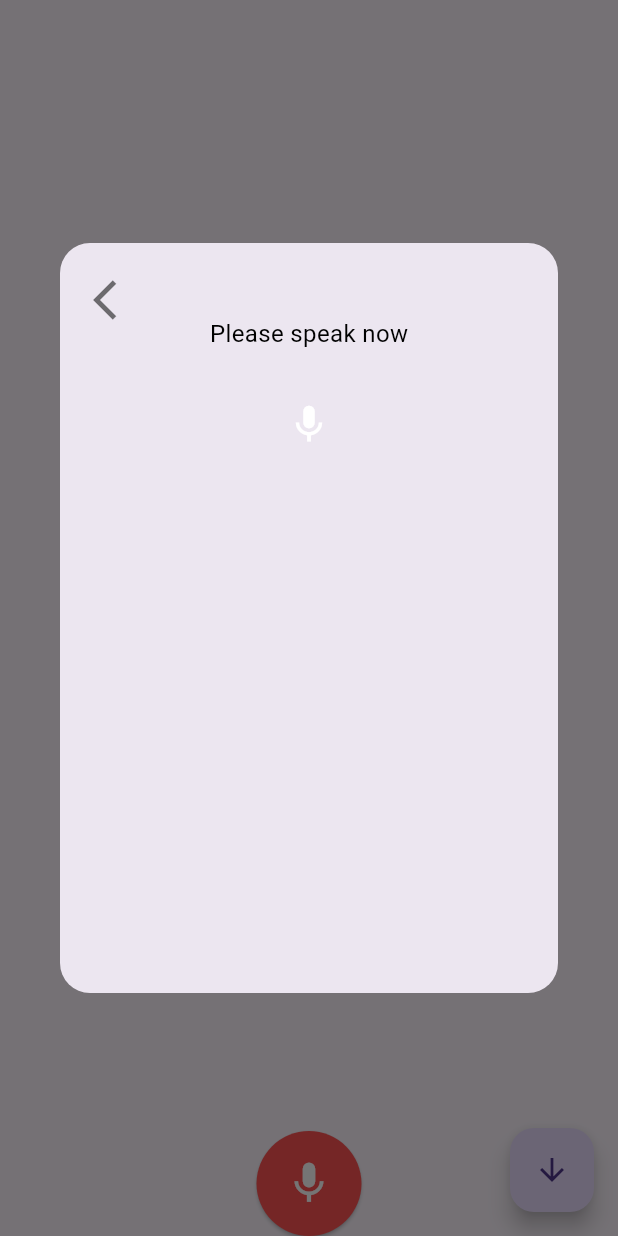
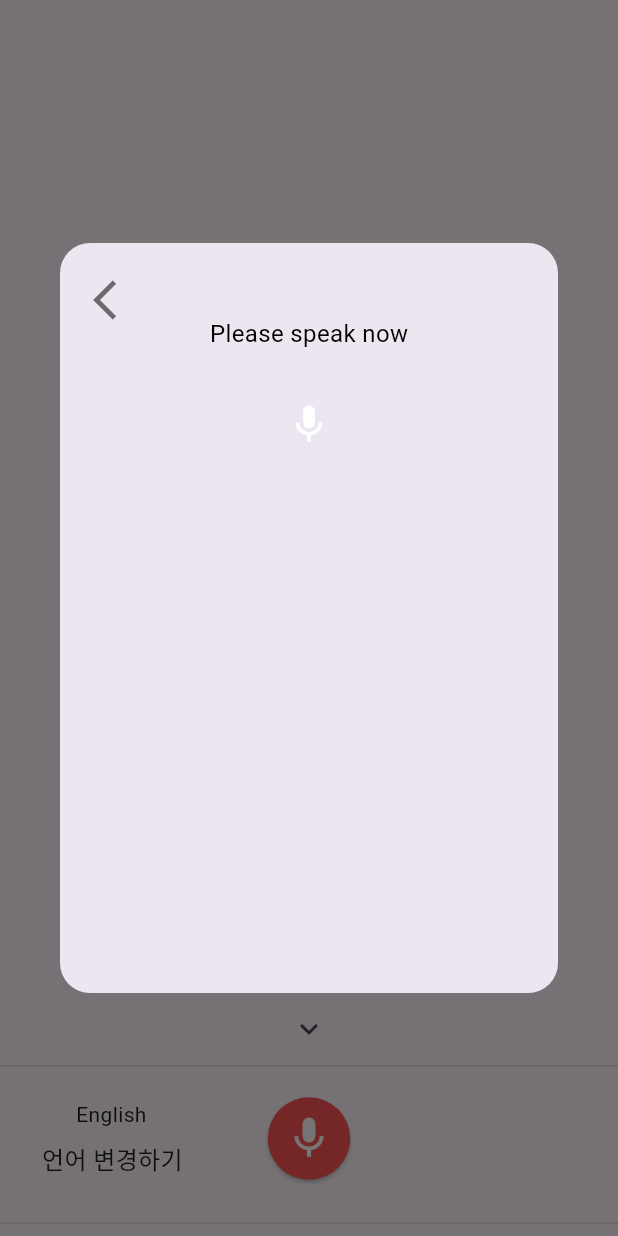
Before and after one commit to kangbba/chatus, a Flutter app: the DialoguePage screen opened directly with empty values, after a tap on the "mic" icon, on a phone screen of 412 x 824 dp. Run offline on Flutter 3.47's test engine with Material 3 defaults, Android fonts, the phone set to English and light mode, and no system bars; our stand-ins replace cloud_firestore, firebase_auth, firebase_core, flutter_slidable, flutter_tts, fluttertoast and 5 more; missing offline and left inert: flutter_network_connectivity, google_cloud_translation, simple_ripple_animation; accounts and stored records are empty; statements that could not run were skipped.

Commit message:
스크롤 기능 수정

```diff
--- a/project/chatus/lib/classes/language_select_control.dart
+++ b/project/chatus/lib/classes/language_select_control.dart
@@ -46,7 +46,7 @@ class LanguageSelectControl with ChangeNotifier{
     return _instance!;
   }
 
-  late TranslateLanguage initialMyTranslateLanguage = TranslateLanguage.chinese;
+  late TranslateLanguage initialMyTranslateLanguage = TranslateLanguage.english;
 
   late LanguageItem _myLanguageItem = findLanguageItemByTranslateLanguage(initialMyTranslateLanguage);
   LanguageItem get myLanguageItem{
--- a/project/chatus/lib/screen_pages/dialogue_page.dart
+++ b/project/chatus/lib/screen_pages/dialogue_page.dart
@@ -1,11 +1,12 @@
 import 'dart:async';
 import 'package:chatus/classes/room_settings.dart';
+import 'package:chatus/custom_widget/sayne_separator.dart';
 import 'package:flutter/material.dart';
-import 'package:flutter/scheduler.dart';
 import 'package:flutter_tts/flutter_tts.dart';
 import 'package:intl/intl.dart';
 import 'package:loading_animation_widget/loading_animation_widget.dart';
 import 'package:simple_ripple_animation/simple_ripple_animation.dart';
+import 'package:scrollable_positioned_list/scrollable_positioned_list.dart'; // 추가된 패키지 import
 import '../classes/chat_room.dart';
 import '../classes/dialogue.dart';
 import '../classes/user_model.dart';
@@ -13,6 +14,7 @@ import '../custom_widget/dialogue_tile.dart';
 import '../managers/my_auth_provider.dart';
 import '../managers/translate_by_googleserver.dart';
 import '../classes/language_select_control.dart';
+import '../screens/language_select_screen.dart';
 import '../screens/speech_recognition_popup.dart';
 
 class DialoguePage extends StatefulWidget {
@@ -28,17 +30,17 @@ class _AudiencePageState extends State<DialoguePage> {
   final LanguageSelectControl languageSelectControl = LanguageSelectControl.instance;
   final TranslateByGoogleServer googleTranslator = TranslateByGoogleServer();
   final FlutterTts tts = FlutterTts();
+  final ItemScrollController _itemScrollController = ItemScrollController();
+  Map<int, UserModel?> cachedUserModels = {}; // index별로 user data cache 유지
+
+  List<Dialogue> dialogues = [];
+  Map<String, Map<String, String>> translatedDialogues = {};
+  bool isLoading = true;
+  bool isRecordingBtnPressed = false;
 
   StreamSubscription<List<Dialogue>>? _dialogueSubscription;
-  Map<String, Map<String, String>> translatedDialogues = {}; // 번역된 텍스트와 언어 코드 저장
-  List<Dialogue> dialogues = [];
-  ScrollController _scrollController = ScrollController();
-
   StreamSubscription<LanguageItem>? _languageSubscription;
   LanguageItem? curLangItem;
-
-  bool isLoading = true;
-  bool isRecordingBtnPressed = false;
 
   @override
   void initState() {
@@ -46,51 +48,27 @@ class _AudiencePageState extends State<DialoguePage> {
     googleTranslator.initializeTranslateByGoogleServer();
     initializeLanguages();
     initializeDialogues(languageSelectControl.myLanguageItem);
-    _scrollController.addListener(_scrollListener);
   }
 
   @override
   void dispose() {
-    _scrollController.dispose();
     _dialogueSubscription?.cancel();
     _languageSubscription?.cancel();
-    _scrollController.removeListener(_scrollListener);
     super.dispose();
   }
 
-  // 스크롤 리스너에서 maxScrollExtent의 변화를 감지하고 scrollToEnd 호출
-  void _scrollListener() {
-    debugPrint('Scroll position: ${_scrollController.position.pixels}');
-    debugPrint('extentAfter: ${ _scrollController.position.extentAfter}');
-    debugPrint('Max Scroll extent: ${_scrollController.position.maxScrollExtent}');
-    debugPrint('Scroll direction: ${_scrollController.position.userScrollDirection}');
-  }
-
-  void scrollToEnd() {
-    if (_scrollController.hasClients) {
-      _scrollController.animateTo(
-        _scrollController.position.maxScrollExtent,
+  void scrollToEnd(int delayMilliSec) async{
+    await Future.delayed(Duration(milliseconds: delayMilliSec));
+    if (_itemScrollController.isAttached) {
+      _itemScrollController.scrollTo(
+        index: dialogues.length - 1,
         duration: const Duration(milliseconds: 300),
         curve: Curves.easeOut,
       );
     }
   }
 
-  // void scrollToEnd() {
-  //   if (_scrollController.hasClients) {
-  //     SchedulerBinding.instance.addPostFrameCallback((_) {
-  //       _scrollController.animateTo(_scrollController.position.maxScrollExtent);
-  //     });
-  //   }
-  // }
-
-
-
-
-
-
-
-  // Languages
+  // Languages 초기화
   Future<void> initializeLanguages() async {
     try {
       curLangItem = languageSelectControl.myLanguageItem;
@@ -105,9 +83,9 @@ class _AudiencePageState extends State<DialoguePage> {
   void listenToLanguageChanges() {
     _languageSubscription = languageSelectControl.languageItemStream.listen((languageItem) async {
       curLangItem = languageItem;
-      translatedDialogues.clear(); // 언어 변경 시 기존 번역 내용 초기화
+      translatedDialogues.clear();
       tts.setLanguage(languageItem.ttsLangCode);
-      await translateAllDialogues(languageItem.langCodeGoogleServer); // 전체 번역 수행
+      await translateAllDialogues(languageItem.langCodeGoogleServer);
       setState(() {});
     });
   }
@@ -116,7 +94,7 @@ class _AudiencePageState extends State<DialoguePage> {
     dialogues.sort((a, b) => a.createdAt.compareTo(b.createdAt));
   }
 
-  // Dialogues
+  // Dialogues 초기화
   Future<void> initializeDialogues(LanguageItem? initialLanguageItem) async {
     try {
       dialogues = await widget.chatRoom.dialoguesStream().first;
@@ -142,18 +120,17 @@ class _AudiencePageState extends State<DialoguePage> {
           dialogues.addAll(newDialogues);
           debugPrint("AudiencePage: New dialogues received, count: ${newDialogues.length}");
 
-          debugPrint("Translation request count: ${newDialogues.length}");
           String lastTranslation = '';
           for (var dialogue in newDialogues) {
             lastTranslation = await translateDialogue(dialogue, curLangCode!);
           }
+          scrollToEnd(1000);
           if (lastTranslation.isNotEmpty) {
-            debugPrint("tts to speak : ${lastTranslation}");
+            debugPrint("tts to speak : $lastTranslation");
             bool isMyDialogue = newDialogues.last.ownerUid == authProvider.curUserModel?.uid;
             await tts.setVolume(isMyDialogue ? RoomSettings().myVolume : RoomSettings().otherVolume);
             tts.speak(lastTranslation);
           }
-          scrollToEnd();
         }
       },
       onError: (error) {
@@ -165,10 +142,8 @@ class _AudiencePageState extends State<DialoguePage> {
     );
   }
 
-  // 개별 대화 번역 수행
   Future<String> translateDialogue(Dialogue dialogue, String targetLangCode) async {
     final translatedData = translatedDialogues[dialogue.id];
-
     if (translatedData != null && translatedData['langCode'] == targetLangCode) {
       return dialogue.content;
     }
@@ -186,16 +161,12 @@ class _AudiencePageState extends State<DialoguePage> {
         'text': dialogue.content,
         'langCode': dialogue.langCode
       };
-
       return dialogue.content;
     }
   }
 
-  // 전체 대화 번역 수행
   Future<void> translateAllDialogues(String? targetLangCode) async {
     if (targetLangCode == null) return;
-
-    debugPrint("Translation request count: ${dialogues.length}");
     for (var dialogue in dialogues) {
       await translateDialogue(dialogue, targetLangCode);
     }
@@ -203,22 +174,18 @@ class _AudiencePageState extends State<DialoguePage> {
 
   @override
   Widget build(BuildContext context) {
-    if (isLoading) {
-      return const Center(child: CircularProgressIndicator());
-    }
-
     return Scaffold(
-      floatingActionButton: FloatingActionButton(
-        onPressed: scrollToEnd,
-        child: const Icon(Icons.arrow_downward),
-      ),
+      // floatingActionButton: FloatingActionButton(
+      //   onPressed: () => scrollToEnd(100),
+      //   child: const Icon(Icons.arrow_downward),
+      // ),
       body: Column(
         children: [
           Expanded(
             child: dialogues.isEmpty
                 ? const Center(child: Text('대화 내역이 없습니다'))
-                : ListView.builder(
-              controller: _scrollController,
+                : ScrollablePositionedList.builder(
+              itemScrollController: _itemScrollController,
               itemCount: dialogues.length,
               itemBuilder: (context, index) {
                 final dialogue = dialogues[index];
@@ -226,35 +193,86 @@ class _AudiencePageState extends State<DialoguePage> {
                 final translatedText = translatedData?['text'] ?? dialogue.content;
                 final formattedDate = DateFormat('yyyy-MM-dd HH:mm:ss').format(dialogue.createdAt);
 
+                // FutureBuilder 내에서 로딩 중 또는 오류가 있을 때 이전 데이터를 유지
                 return FutureBuilder<UserModel?>(
                   future: widget.chatRoom.getUserByUid(dialogue.ownerUid),
                   builder: (context, snapshot) {
-                    if (snapshot.connectionState == ConnectionState.waiting) {
-                      return SizedBox(height: 100,);
-                    }
+                    final userModel = snapshot.data ?? cachedUserModels[index];
 
-                    if (snapshot.hasError || !snapshot.hasData || snapshot.data == null) {
-                      return SizedBox(height: 100,);
-                    }
-
-                    final userModel = snapshot.data!;
+                    if (userModel != null) {
+                      cachedUserModels[index] = userModel; // 데이터를 캐시에 저장하여 유지
                       return DialogueTile(
                         isMine: dialogue.ownerUid == authProvider.curUserModel?.uid,
                         userModel: userModel,
                         text: translatedText,
                         date: formattedDate,
                       );
+                    }
+                    return const SizedBox.shrink(); // 사용자 정보가 완전히 없을 때는 빈 위젯 반환
                   },
                 );
               },
             ),
           ),
+          IconButton(onPressed: () => scrollToEnd(100), icon: Icon(Icons.keyboard_arrow_down)),
+          SimpleSeparator(color: Colors.black12, height: 1, top: 0, bottom: 8),
           SizedBox(
-            height: 70,
-            child: _audioRecordBtn(),
+            height: 80,
+            child: Row(
+              mainAxisAlignment: MainAxisAlignment.spaceBetween,
+              children: [
+                Expanded(child: languageSelectScreenBtn()),
+                Expanded(child: _audioRecordBtn()),
+                Expanded(child: Container())
+              ],
+            )
+          ),
+          SimpleSeparator(color: Colors.black12, height: 1, top: 16, bottom: 8),
+        ],
+      ),
+    );
+  }
+  //
+
+
+
+  Widget languageSelectScreenBtn() {
+    return InkWell(
+        child:
+        Column(
+          mainAxisAlignment: MainAxisAlignment.center,
+          children: [
+            Text("   ${ LanguageSelectControl.instance.myLanguageItem.menuDisplayStr}"),
+            SizedBox(height: 8,),
+            Text( "   언어 변경하기   ", textAlign: TextAlign.center,
+              style: TextStyle(fontSize: 16, color: Colors.black87),
             ),
           ],
         ),
+        onTap: () async {
+          late LanguageSelectScreen myLanguageSelectScreen =
+          LanguageSelectScreen(
+            languageSelectControl: LanguageSelectControl.instance,
+          );
+          await showDialog(
+            context: context,
+            builder: (BuildContext context) {
+              return Dialog(
+                shape: RoundedRectangleBorder(
+                  borderRadius: BorderRadius.circular(20.0),
+                ),
+                child: Padding(
+                  padding:
+                  const EdgeInsets.symmetric(horizontal: 16.0),
+                  child: myLanguageSelectScreen,
+                ),
+              );
+            },
+          );
+          setState(() {
+
+          });
+        }
     );
   }
 
```
Also changed, not shown: project/chatus/lib/screens/room_screen.dart (+0 -48 lines). Lines whose indentation alone changed are shown as unchanged.
